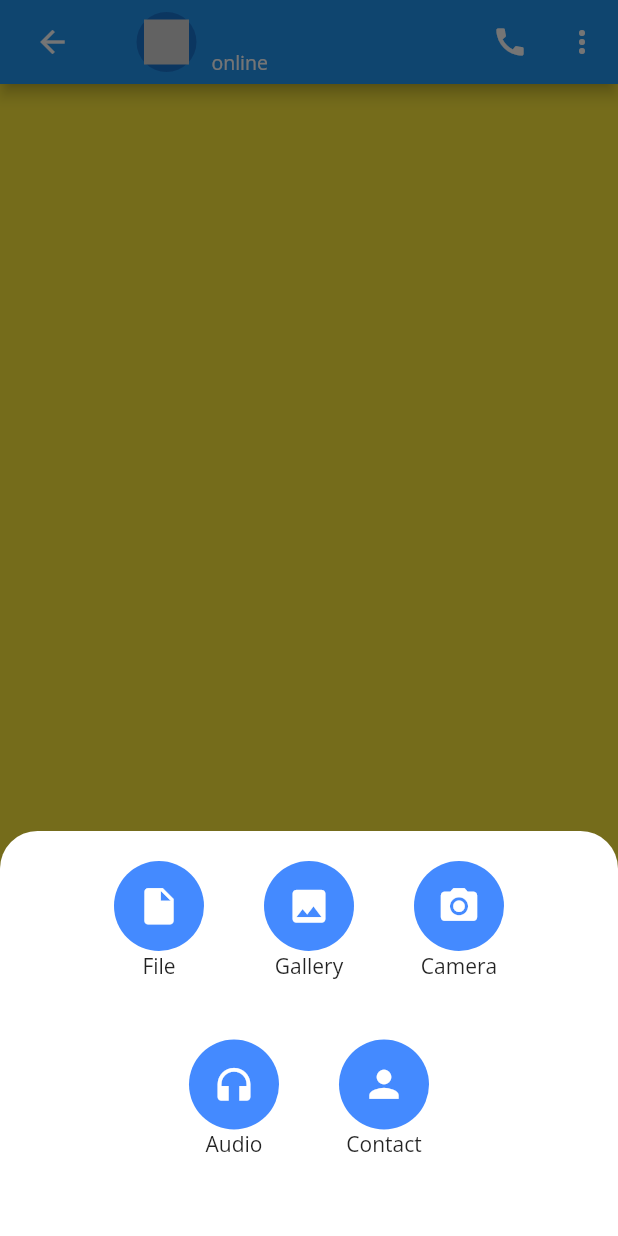
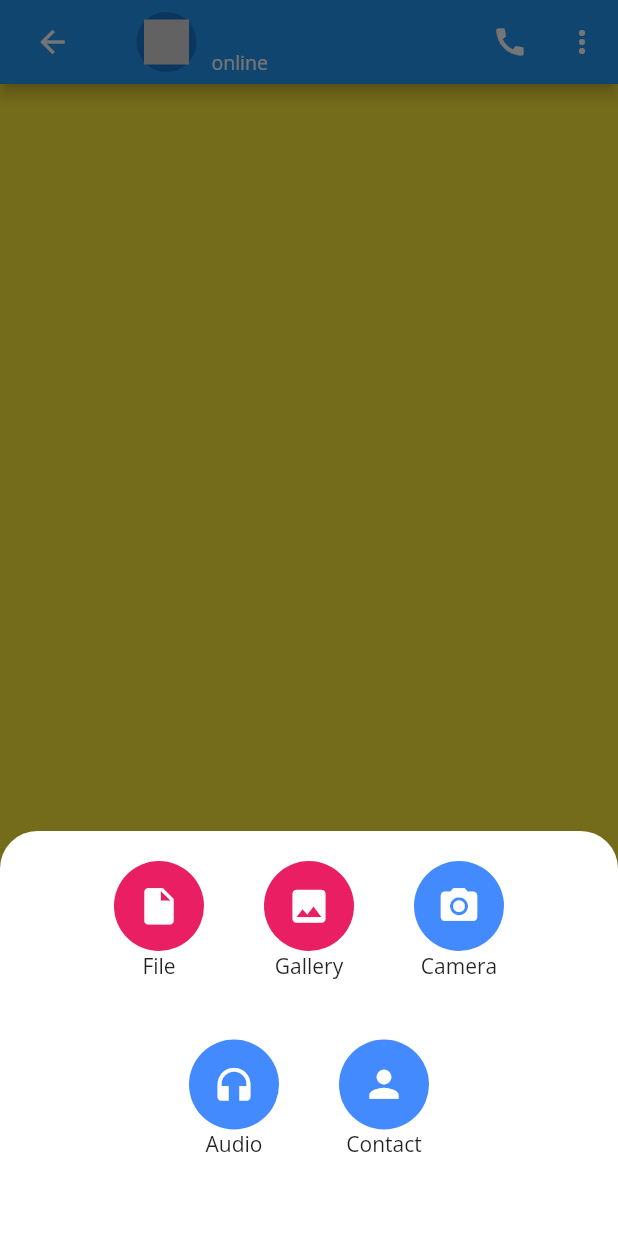
Before and after one commit to EhMaNa/chat_application, a Flutter app: the ChatPage screen opened directly with empty values, item 2 of the bottom bar chosen, on a phone screen of 412 x 824 dp. Run offline on Flutter 3.47's test engine with Material 2 defaults, Android fonts, the phone set to English and light mode, and no system bars; our stand-ins replace flutter_svg.

Commit message:
completing attach file functionality

```diff
--- a/lib/screens/chatPage.dart
+++ b/lib/screens/chatPage.dart
@@ -2,6 +2,7 @@ import 'package:emoji_picker_flutter/emoji_picker_flutter.dart';
 import 'package:flutter/material.dart';
 import 'package:folder/models/chatModel.dart';
 import 'package:flutter_svg/flutter_svg.dart';
+import 'package:folder/styles/functions.dart';
 
 
 // Individual Chat Page
@@ -63,9 +64,9 @@ class _ChatPageState extends State<ChatPage> {
             Row(
               mainAxisAlignment: MainAxisAlignment.center,
               children: [
-                attachFileIcons(Icons.insert_drive_file, Colors.blueAccent, "File"),
+                attachFileIcons(Icons.insert_drive_file, generateColor(), "File"),
                 SizedBox(width: 40,),
-                attachFileIcons(Icons.insert_photo, Colors.blueAccent, "Gallery"),
+                attachFileIcons(Icons.insert_photo, generateColor(), "Gallery"),
                 SizedBox(width: 40,),
                 attachFileIcons(Icons.camera_alt, Colors.blueAccent, "Camera"),
               ],
```
